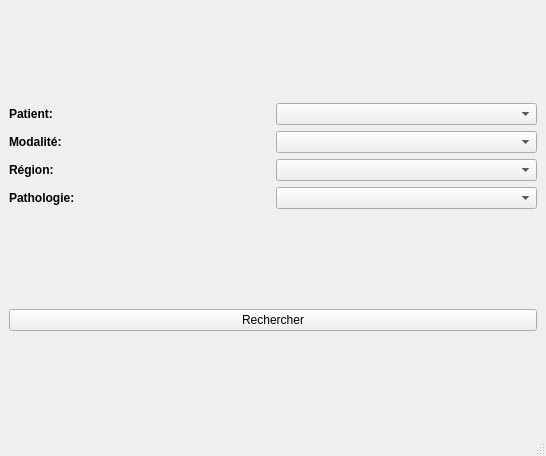
This is src/View/mainwindow.ui in Corailla20/QtDB as Qt 5 draws it before an edit. The edited form follows.
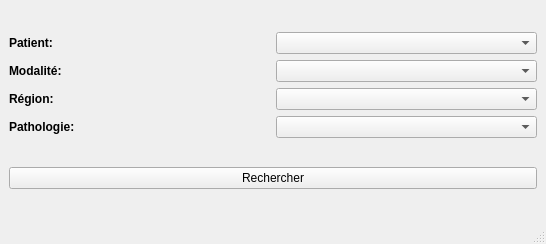
This is the edited form.

What changed in the file:
```diff
--- a/src/View/mainwindow.ui
+++ b/src/View/mainwindow.ui
@@ -7,7 +7,7 @@
     <x>0</x>
     <y>0</y>
     <width>546</width>
-    <height>456</height>
+    <height>244</height>
    </rect>
   </property>
   <property name="windowTitle">
```
Left out of the diff: 2 changed lines with no effect on the pictures.
